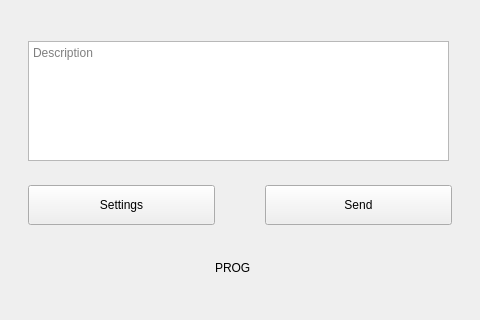
This is windows/g_sendOffline.ui in 0xkobe/mwc-wallet as Qt 5 draws it before an edit; both pictures show x 89 to 569 and y 196 to 516 of the 658 by 516 pixel window. The edited form follows.
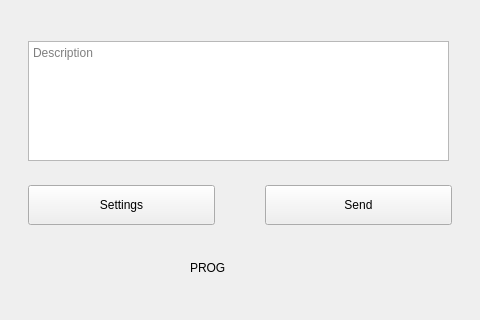
This is the edited form. Icons and pictures are not drawn. Custom widgets are drawn as their Qt base class.

```diff
--- a/windows/g_sendOffline.ui
+++ b/windows/g_sendOffline.ui
@@ -282,13 +282,13 @@
         <widget class="control::MwcLabelProgress" name="progress">
          <property name="minimumSize">
           <size>
-           <width>50</width>
+           <width>100</width>
            <height>50</height>
           </size>
          </property>
          <property name="maximumSize">
           <size>
-           <width>50</width>
+           <width>100</width>
            <height>50</height>
           </size>
          </property>
```
